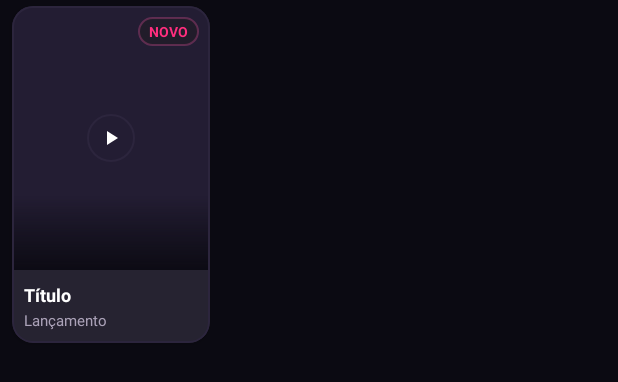
After one commit to mirdevaps/Novelex_Android, an Android app: the layout item_home_release.xml on its own in the app's theme, with its tools: preview values and no code run, on a phone screen of 412 x 824 dp. The commit adds this screen. Shown: the top 382 px of the screen. Run offline under Robolectric (Android 15) with nearby library versions, the phone set to English and light mode, and no system bars.

Commit message:
feat(home): move releases above continue watching with matching horizontal slide design

```diff
--- /dev/null
+++ b/app/src/main/res/layout/item_home_release.xml
@@ -0,0 +1,99 @@
+<?xml version="1.0" encoding="utf-8"?>
+<com.google.android.material.card.MaterialCardView xmlns:android="http://schemas.android.com/apk/res/android"
+    xmlns:app="http://schemas.android.com/apk/res-auto"
+    android:layout_width="132dp"
+    android:layout_height="wrap_content"
+    android:layout_marginStart="8dp"
+    android:layout_marginEnd="8dp"
+    android:layout_marginTop="4dp"
+    android:layout_marginBottom="8dp"
+    app:cardBackgroundColor="@color/novelex_bg_card"
+    app:cardCornerRadius="14dp"
+    app:cardElevation="2dp"
+    app:strokeColor="@color/novelex_outline"
+    app:strokeWidth="1dp"
+    android:foreground="?attr/selectableItemBackground">
+
+    <LinearLayout
+        android:layout_width="match_parent"
+        android:layout_height="wrap_content"
+        android:orientation="vertical">
+
+        <RelativeLayout
+            android:layout_width="match_parent"
+            android:layout_height="176dp">
+
+            <ImageView
+                android:id="@+id/releasePoster"
+                android:layout_width="match_parent"
+                android:layout_height="match_parent"
+                android:scaleType="centerCrop"
+                android:background="@color/novelex_bg_card_hover" />
+
+            <View
+                android:layout_width="match_parent"
+                android:layout_height="50dp"
+                android:layout_alignParentBottom="true"
+                android:background="@drawable/bg_home_highlight_gradient" />
+
+            <!-- Release badge (e.g. NOVO or Year) -->
+            <TextView
+                android:id="@+id/releaseBadge"
+                android:layout_width="wrap_content"
+                android:layout_height="wrap_content"
+                android:layout_alignParentTop="true"
+                android:layout_alignParentEnd="true"
+                android:layout_margin="7dp"
+                android:background="@drawable/bg_topbar_action"
+                android:paddingHorizontal="7dp"
+                android:paddingVertical="3dp"
+                android:text="NOVO"
+                android:textColor="@color/novelex_primary_pink"
+                android:textSize="9sp"
+                android:textStyle="bold" />
+
+            <!-- Play circular icon overlay -->
+            <ImageView
+                android:layout_width="32dp"
+                android:layout_height="32dp"
+                android:layout_centerInParent="true"
+                android:background="@drawable/bg_circle_translucent"
+                android:padding="8dp"
+                android:src="@drawable/ic_novelex_play"
+                app:tint="@color/novelex_text_white" />
+
+        </RelativeLayout>
+
+        <LinearLayout
+            android:layout_width="match_parent"
+            android:layout_height="wrap_content"
+            android:orientation="vertical"
+            android:padding="8dp">
+
+            <TextView
+                android:id="@+id/releaseTitle"
+                android:layout_width="match_parent"
+                android:layout_height="wrap_content"
+                android:maxLines="1"
+                android:ellipsize="end"
+                android:textColor="@color/novelex_text_white"
+                android:textSize="12sp"
+                android:textStyle="bold"
+                android:text="Título" />
+
+            <TextView
+                android:id="@+id/releaseSubtitle"
+                android:layout_width="match_parent"
+                android:layout_height="wrap_content"
+                android:layout_marginTop="2dp"
+                android:maxLines="1"
+                android:ellipsize="end"
+                android:textColor="@color/novelex_text_muted"
+                android:textSize="10sp"
+                android:text="Lançamento" />
+
+        </LinearLayout>
+
+    </LinearLayout>
+
+</com.google.android.material.card.MaterialCardView>
```
Also changed, not shown: app/src/main/java/com/novelex/dramas/HomeActivity.java (+6 -8 lines), app/src/main/java/com/novelex/dramas/HomeReleaseAdapter.java (added, +93 -0 lines), app/src/main/res/layout/activity_home.xml (+70 -10 lines).
